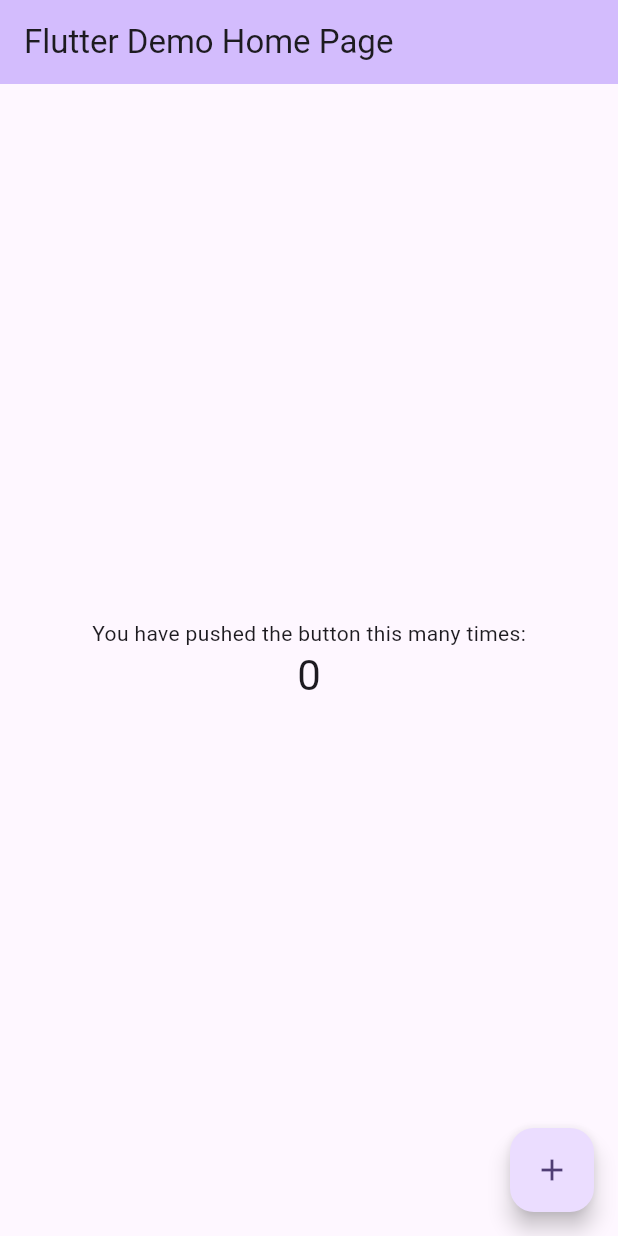
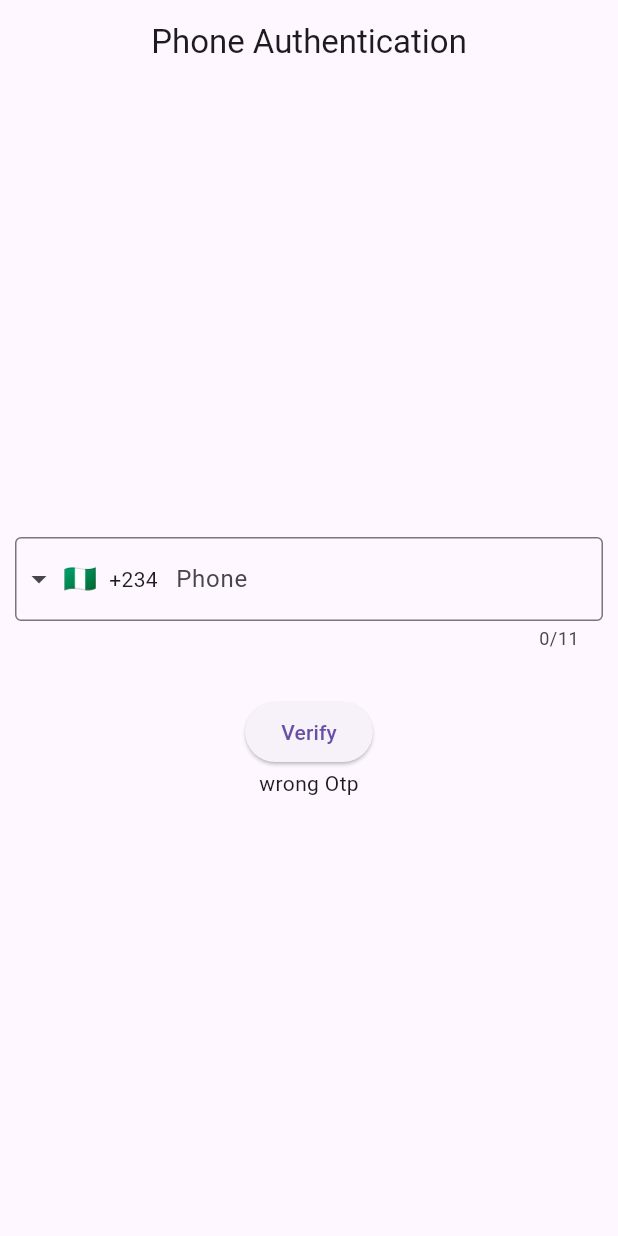
Before and after one commit to het9533/Chat-Application, a Flutter app: the screen it shows after launch, on a phone screen of 412 x 824 dp. Run offline on Flutter 3.47's test engine with Material 3 defaults, Android fonts, the phone set to English and light mode, and no system bars; drawn by our look-alikes of intl_phone_field; our stand-ins replace firebase_auth, firebase_core, get_it, google_sign_in; accounts and stored records are empty.

Commit message:
unitll phone auth with clean arcitecture

```diff
--- /dev/null
+++ b/lib/features/Presentation/pages/phone_number.dart
@@ -0,0 +1,122 @@
+import 'package:firebase_auth/firebase_auth.dart';
+import 'package:flutter/material.dart';
+import 'package:intl_phone_field/intl_phone_field.dart';
+
+class LoginWithOtp extends StatefulWidget {
+  const LoginWithOtp({super.key});
+
+  @override
+  State<LoginWithOtp> createState() => _LoginWithOtpState();
+}
+
+class _LoginWithOtpState extends State<LoginWithOtp> {
+  final TextEditingController phoneController = TextEditingController();
+  final TextEditingController otpController = TextEditingController();
+
+  String userNumber = '';
+
+  FirebaseAuth auth = FirebaseAuth.instance;
+
+  var otpFieldVisibility = false;
+  var receivedID = '';
+  bool islogin = false;
+
+  void verifyUserPhoneNumber() {
+    auth.verifyPhoneNumber(
+      phoneNumber: userNumber,
+      verificationCompleted: (PhoneAuthCredential credential) async {
+        await auth.signInWithCredential(credential).then(
+              (value) => print('Logged In Successfully'),
+            );
+      },
+      verificationFailed: (FirebaseAuthException e) {
+        print(e.message);
+      },
+      codeSent: (String verificationId, int? resendToken) {
+        receivedID = verificationId;
+        otpFieldVisibility = true;
+        setState(() {});
+      },
+      codeAutoRetrievalTimeout: (String verificationId) {},
+    );
+  }
+
+  Future<void> verifyOTPCode() async {
+    PhoneAuthCredential credential = PhoneAuthProvider.credential(
+      verificationId: receivedID,
+      smsCode: otpController.text,
+    );
+    await auth
+        .signInWithCredential(credential)
+        .then((value) {
+           print('User Login In Successful');
+          setState(() {
+            islogin = true;
+          });
+        }
+        );
+  }
+
+  @override
+  Widget build(BuildContext context) {
+    return MaterialApp(
+      debugShowCheckedModeBanner: false,
+      home: Scaffold(
+        appBar: AppBar(
+          title: const Text(
+            'Phone Authentication',
+          ),
+          centerTitle: true,
+        ),
+        body: Column(
+          mainAxisAlignment: MainAxisAlignment.center,
+          children: [
+            Padding(
+              padding: const EdgeInsets.all(10.0),
+              child: IntlPhoneField(
+                controller: phoneController,
+                initialCountryCode: 'NG',
+                decoration: const InputDecoration(
+                  hintText: 'Phone Number',
+                  labelText: 'Phone',
+                  border: OutlineInputBorder(),
+                ),
+                onChanged: (val) {
+                  userNumber = val.completeNumber;
+                },
+              ),
+            ),
+            Padding(
+              padding: const EdgeInsets.all(10.0),
+              child: Visibility(
+                visible: otpFieldVisibility,
+                child: TextField(
+                  controller: otpController,
+                  decoration: const InputDecoration(
+                    hintText: 'OTP Code',
+                    labelText: 'OTP',
+                    border: OutlineInputBorder(),
+                  ),
+                ),
+              ),
+            ),
+            ElevatedButton(
+              onPressed: () {
+                if (otpFieldVisibility) {
+                  verifyOTPCode();
+                } else {
+                  verifyUserPhoneNumber();
+                }
+                FocusManager.instance.primaryFocus?.unfocus();
+              },
+              child: Text(
+                otpFieldVisibility ? 'Login' : 'Verify',
+              ),
+            ),
+            islogin ? Text("Login sucessfull") : Text("wrong Otp")
+          ],
+        ),
+      ),
+    );
+  }
+}
--- a/lib/main.dart
+++ b/lib/main.dart
@@ -1,125 +1,25 @@
+// main.dart
+import 'package:chat_app/features/Presentation/pages/phone_number.dart';
+import 'package:chat_app/features/dependencyInjector/injector.dart';
+import 'package:chat_app/firebase_options.dart';
+import 'package:firebase_core/firebase_core.dart';
 import 'package:flutter/material.dart';
 
-void main() {
-  runApp(const MyApp());
+void main() async{
+  WidgetsFlutterBinding.ensureInitialized();
+  await Firebase.initializeApp(
+    options: DefaultFirebaseOptions.currentPlatform,
+  );
+  await setup();
+  runApp(MyApp());
 }
 
 class MyApp extends StatelessWidget {
-  const MyApp({super.key});
 
-  // This widget is the root of your application.
   @override
   Widget build(BuildContext context) {
     return MaterialApp(
-      title: 'Flutter Demo',
-      theme: ThemeData(
-        // This is the theme of your application.
-        //
-        // TRY THIS: Try running your application with "flutter run". You'll see
-        // the application has a purple toolbar. Then, without quitting the app,
-        // try changing the seedColor in the colorScheme below to Colors.green
-        // and then invoke "hot reload" (save your changes or press the "hot
-        // reload" button in a Flutter-supported IDE, or press "r" if you used
-        // the command line to start the app).
-        //
-        // Notice that the counter didn't reset back to zero; the application
-        // state is not lost during the reload. To reset the state, use hot
-        // restart instead.
-        //
-        // This works for code too, not just values: Most code changes can be
-        // tested with just a hot reload.
-        colorScheme: ColorScheme.fromSeed(seedColor: Colors.deepPurple),
-        useMaterial3: true,
-      ),
-      home: const MyHomePage(title: 'Flutter Demo Home Page'),
+      home: LoginWithOtp(),
     );
   }
 }
-
-class MyHomePage extends StatefulWidget {
-  const MyHomePage({super.key, required this.title});
-
-  // This widget is the home page of your application. It is stateful, meaning
-  // that it has a State object (defined below) that contains fields that affect
-  // how it looks.
-
-  // This class is the configuration for the state. It holds the values (in this
-  // case the title) provided by the parent (in this case the App widget) and
-  // used by the build method of the State. Fields in a Widget subclass are
-  // always marked "final".
-
-  final String title;
-
-  @override
-  State<MyHomePage> createState() => _MyHomePageState();
-}
-
-class _MyHomePageState extends State<MyHomePage> {
-  int _counter = 0;
-
-  void _incrementCounter() {
-    setState(() {
-      // This call to setState tells the Flutter framework that something has
-      // changed in this State, which causes it to rerun the build method below
-      // so that the display can reflect the updated values. If we changed
-      // _counter without calling setState(), then the build method would not be
-      // called again, and so nothing would appear to happen.
-      _counter++;
-    });
-  }
-
-  @override
-  Widget build(BuildContext context) {
-    // This method is rerun every time setState is called, for instance as done
-    // by the _incrementCounter method above.
-    //
-    // The Flutter framework has been optimized to make rerunning build methods
-    // fast, so that you can just rebuild anything that needs updating rather
-    // than having to individually change instances of widgets.
-    return Scaffold(
-      appBar: AppBar(
-        // TRY THIS: Try changing the color here to a specific color (to
-        // Colors.amber, perhaps?) and trigger a hot reload to see the AppBar
-        // change color while the other colors stay the same.
-        backgroundColor: Theme.of(context).colorScheme.inversePrimary,
-        // Here we take the value from the MyHomePage object that was created by
-        // the App.build method, and use it to set our appbar title.
-        title: Text(widget.title),
-      ),
-      body: Center(
-        // Center is a layout widget. It takes a single child and positions it
-        // in the middle of the parent.
-        child: Column(
-          // Column is also a layout widget. It takes a list of children and
-          // arranges them vertically. By default, it sizes itself to fit its
-          // children horizontally, and tries to be as tall as its parent.
-          //
-          // Column has various properties to control how it sizes itself and
-          // how it positions its children. Here we use mainAxisAlignment to
-          // center the children vertically; the main axis here is the vertical
-          // axis because Columns are vertical (the cross axis would be
-          // horizontal).
-          //
-          // TRY THIS: Invoke "debug painting" (choose the "Toggle Debug Paint"
-          // action in the IDE, or press "p" in the console), to see the
-          // wireframe for each widget.
-          mainAxisAlignment: MainAxisAlignment.center,
-          children: <Widget>[
-            const Text(
-              'You have pushed the button this many times:',
-            ),
-            Text(
-              '$_counter',
-              style: Theme.of(context).textTheme.headlineMedium,
-            ),
-          ],
-        ),
-      ),
-      floatingActionButton: FloatingActionButton(
-        onPressed: _incrementCounter,
-        tooltip: 'Increment',
-        child: const Icon(Icons.add),
-      ), // This trailing comma makes auto-formatting nicer for build methods.
-    );
-  }
-}
```
Also changed, not shown: lib/features/Presentation/pages/authentication_screen.dart (added, +71 -0 lines), lib/features/Presentation/pages/user_profile_screen.dart (added, +50 -0 lines), lib/features/data/entity/user.dart (added, +7 -0 lines), lib/features/data/repository/authentication_repository_impl.dart (added, +68 -0 lines), lib/features/dependencyInjector/injector.dart (added, +46 -0 lines), lib/features/domain/repository/authentication_repository.dart (added, +11 -0 lines), lib/features/domain/usecase/authentication_usecase.dart (added, +23 -0 lines), lib/firebase_options.dart (added), 2 other files.
